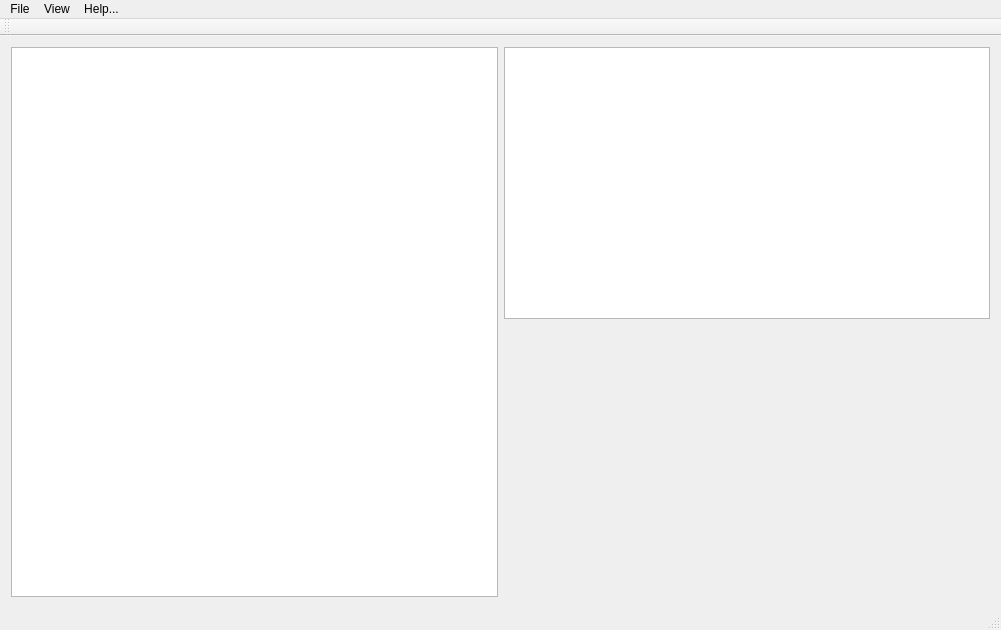
Old version of the form Qt/mainwindow.ui in the repository Goldsmiths-ARTiC/ARTiC.
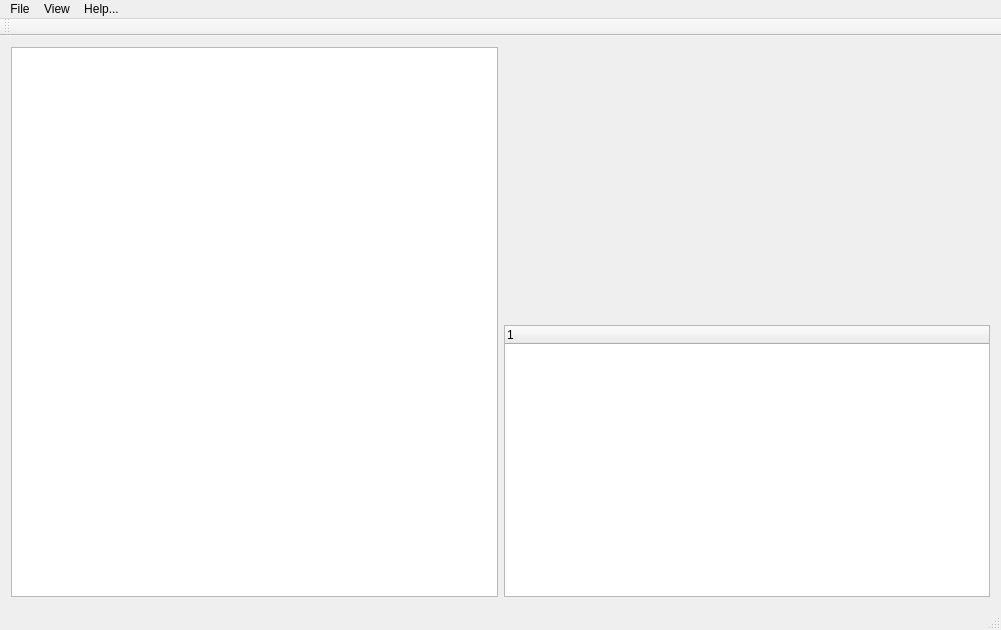
New version of the form. Custom widgets are drawn as their Qt base class.

Commit message: Changing TreeView with TreeWidget

What changed in the file:
```diff
--- a/Qt/mainwindow.ui
+++ b/Qt/mainwindow.ui
@@ -23,9 +23,6 @@
     </item>
     <item>
      <layout class="QVBoxLayout" name="verticalLayout">
-      <item>
-       <widget class="QTreeView" name="treeView"/>
-      </item>
       <item>
        <widget class="MyGLWidget" name="myGLWidget" native="true">
         <property name="enabled">
@@ -39,8 +36,8 @@
         </property>
         <property name="minimumSize">
          <size>
-          <width>0</width>
-          <height>0</height>
+          <width>200</width>
+          <height>200</height>
          </size>
         </property>
         <property name="focusPolicy">
@@ -51,6 +48,15 @@
         </property>
        </widget>
       </item>
+      <item>
+       <widget class="QTreeWidget" name="treeWidget">
+        <column>
+         <property name="text">
+          <string notr="true">1</string>
+         </property>
+        </column>
+       </widget>
+      </item>
      </layout>
     </item>
    </layout>
```
Left out of the diff: 7 changed lines with no effect on the pictures. The commit also changes 9 other files.
